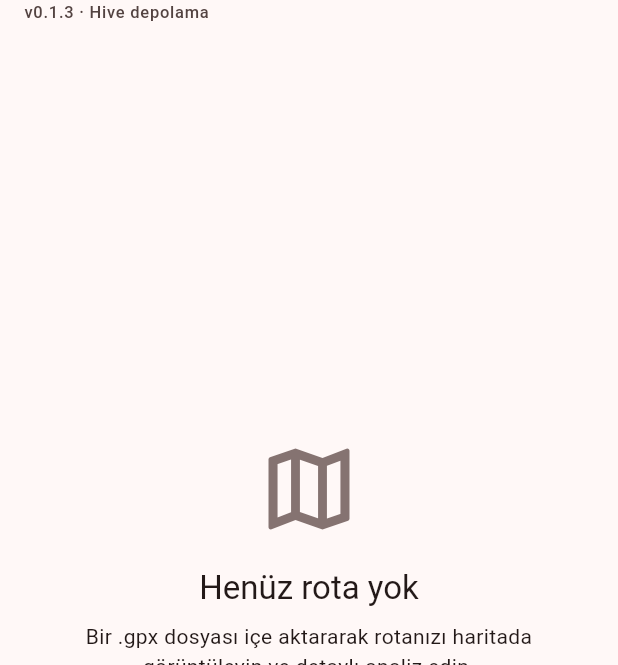
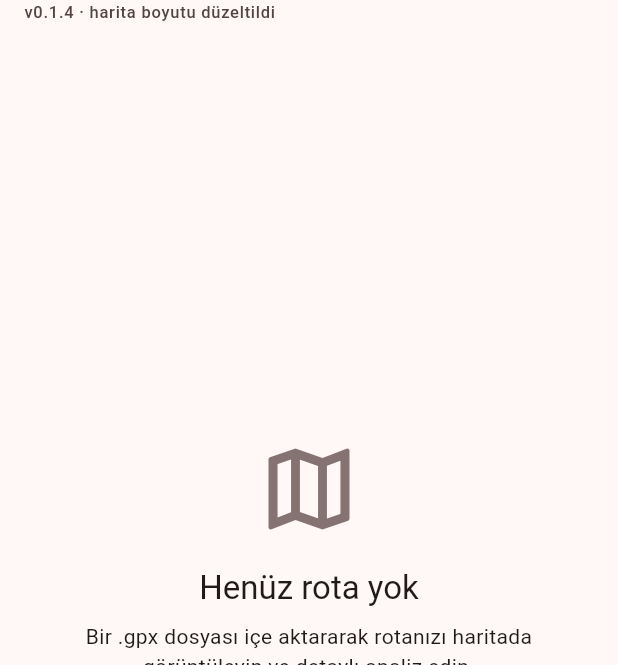
Before and after one commit to alid67-git/RideAtlas, a Flutter app: the screen it shows after launch, on a phone screen of 412 x 824 dp, the part 51-716 px from its top. Run offline on Flutter 3.47's test engine with Material 3 defaults, Android fonts, the phone set to English and light mode, and no system bars; our stand-ins replace file_picker, fl_chart, flutter_map, hive, hive_flutter, latlong2 and 1 more; missing offline and left inert: gpx; accounts and stored records are empty.

```diff
--- a/lib/build_info.dart
+++ b/lib/build_info.dart
@@ -1,3 +1,3 @@
 /// Bumped by hand on every push so the running build can be eyeballed on
 /// screen (Chrome tabs / dev servers can otherwise silently serve stale JS).
-const String kAppBuildLabel = 'v0.1.3 · Hive depolama';
+const String kAppBuildLabel = 'v0.1.4 · harita boyutu düzeltildi';
--- a/lib/screens/map_screen.dart
+++ b/lib/screens/map_screen.dart
@@ -118,7 +118,7 @@ class _RouteMapScreenState extends State<RouteMapScreen> {
           body: Stack(
             children: [
               Positioned.fill(child: _buildMap(route)),
-              _buildTopBar(context, route),
+              Positioned(top: 0, left: 0, right: 0, child: _buildTopBar(context, route)),
               Positioned(
                 right: 16,
                 bottom: 24,
```
